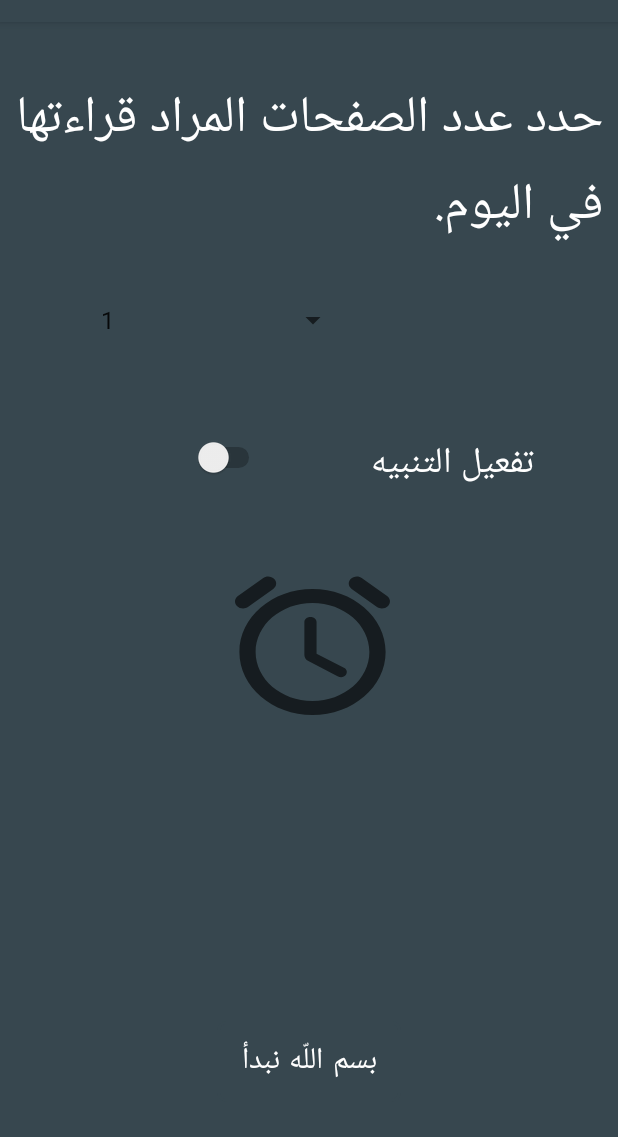
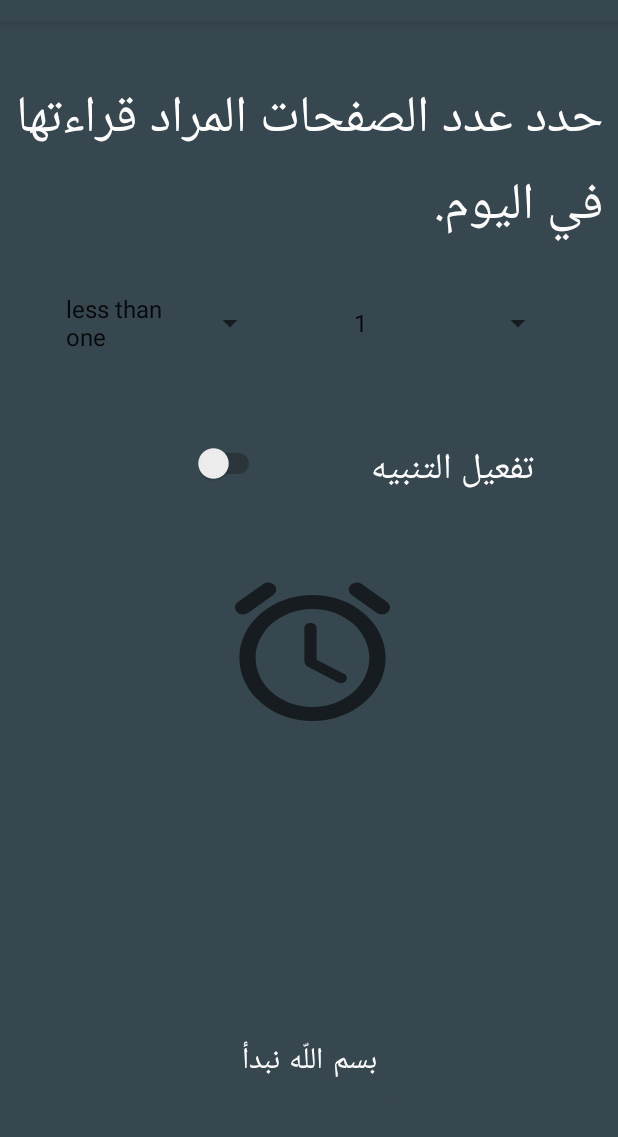
Before and after one commit to ebrahim5599/Khatmah, an Android app: the AlertActivity screen opened directly, with no data from a screen before it, on a phone screen of 412 x 824 dp, the part 62-1199 px from its top. Run offline under Robolectric (Android 15) with nearby library versions, the phone set to English and light mode, and no system bars.

Commit message:
spinners

```diff
--- a/app/src/main/java/com/islamic/khatmah/AlertActivity.java
+++ b/app/src/main/java/com/islamic/khatmah/AlertActivity.java
@@ -6,10 +6,12 @@
 import android.content.Intent;
 import android.os.Bundle;
 import android.view.View;
+import android.widget.AdapterView;
 import android.widget.ArrayAdapter;
 import android.widget.Button;
 import android.widget.ImageButton;
 import android.widget.Spinner;
+import android.widget.Switch;
 import android.widget.TextView;
 import android.widget.TimePicker;
 import java.text.SimpleDateFormat;
@@ -22,27 +24,56 @@
     int sHour, sMinute;
     TextView txt_time ;
     Button btn_start;
+    Spinner spinnerJuz,spinnerPages;
+    Switch aSwitch;
+
 
     @Override
     protected void onCreate(Bundle savedInstanceState) {
         super.onCreate(savedInstanceState);
         setContentView(R.layout.activity_alert);
+        aSwitch = findViewById(R.id.switch1);
+        //spinner set number of pages.
+        spinnerJuz = (Spinner) findViewById(R.id.spinnerJuz);
+        spinnerPages = (Spinner) findViewById(R.id.spinnerPages);
+        String[] juz = {"less than one", "1", "1.5", "2","2.5","3"};
+        String[] pages = {"1", "2", "3", "4","5","6","7","8","9","10",
+                "11", "12", "13", "14","15","16","17","18","19","20"};
+        ArrayAdapter<String> adapter1 = new ArrayAdapter<String>(AlertActivity.this, android.R.layout.simple_list_item_1,juz);
+        adapter1.setDropDownViewResource(android.R.layout.simple_spinner_dropdown_item);
+        spinnerJuz.setAdapter(adapter1);
+        spinnerJuz.setOnItemSelectedListener(new AdapterView.OnItemSelectedListener() {
+            @Override
+            public void onItemSelected(AdapterView<?> parent, View view, int position, long id) {
+                if (spinnerJuz.getSelectedItem()==juz[0]){
+                    spinnerPages.setVisibility(View.VISIBLE);
+                    ArrayAdapter<String> adapter2 = new ArrayAdapter<String>(AlertActivity.this, android.R.layout.simple_list_item_1,pages);
+                    adapter2.setDropDownViewResource(android.R.layout.simple_spinner_dropdown_item);
+                    spinnerPages.setAdapter(adapter2);
+                }else {
+                    spinnerPages.setVisibility(View.GONE);
+                }
+            }
 
-        //spinner set number of pages.
-        Spinner spinner = (Spinner) findViewById(R.id.spin_num);
-        String array[] = {"1", "2", "3", "4","5","6","7","8","9","10"};
-        ArrayAdapter<String> adapter = new ArrayAdapter<String>(AlertActivity.this, android.R.layout.simple_list_item_1,array);
-        adapter.setDropDownViewResource(android.R.layout.simple_spinner_dropdown_item);
-        spinner.setAdapter(adapter);
+            @Override
+            public void onNothingSelected(AdapterView<?> parent) {
+
+            }
+        });
+
+
         txt_time = (TextView) findViewById(R.id.txt_time);
         alarm_btn=findViewById(R.id.img_alarm);
         alarm_btn.setOnClickListener(new View.OnClickListener() {
             @Override
             public void onClick(View v) {
 
-                popTimePiker();
-
-
+                if (aSwitch.isChecked()){
+                    txt_time.setVisibility(View.VISIBLE);
+                    popTimePiker();
+                }else {
+                    txt_time.setVisibility(View.GONE);
+                }
             }
         });
         btn_start=findViewById(R.id.btn_start);
--- a/app/src/main/res/layout/activity_alert.xml
+++ b/app/src/main/res/layout/activity_alert.xml
@@ -4,8 +4,19 @@
     xmlns:tools="http://schemas.android.com/tools"
     android:layout_width="match_parent"
     android:layout_height="match_parent"
-    tools:context=".AlertActivity"
-    android:background="#37474f">
+    android:background="#37474f"
+    tools:context=".AlertActivity">
+
+    <Spinner
+        android:id="@+id/spinnerPages"
+        android:layout_width="149dp"
+        android:layout_height="58dp"
+        android:backgroundTintMode="multiply"
+        android:visibility="gone"
+        app:layout_constraintBottom_toBottomOf="@+id/spinnerJuz"
+        app:layout_constraintEnd_toEndOf="parent"
+        app:layout_constraintStart_toEndOf="@+id/spinnerJuz"
+        app:layout_constraintTop_toTopOf="@+id/spinnerJuz" />
 
     <TextView
         android:id="@+id/txt_set_num"
@@ -20,14 +31,13 @@
         app:layout_constraintTop_toTopOf="parent" />
 
     <Spinner
-        android:id="@+id/spin_num"
-        android:layout_width="181dp"
-        android:layout_height="54dp"
+        android:id="@+id/spinnerJuz"
+        android:layout_width="149dp"
+        android:layout_height="58dp"
+        android:layout_marginStart="28dp"
         android:layout_marginTop="20dp"
         android:backgroundTintMode="multiply"
-        app:layout_constraintEnd_toEndOf="@+id/txt_set_num"
-        app:layout_constraintHorizontal_bias="0.222"
-        app:layout_constraintStart_toStartOf="@+id/txt_set_num"
+        app:layout_constraintStart_toStartOf="parent"
         app:layout_constraintTop_toBottomOf="@+id/txt_set_num" />
 
     <TextView
@@ -40,7 +50,7 @@
         android:textColor="#FFFFFF"
         android:textSize="24sp"
         app:layout_constraintEnd_toEndOf="parent"
-        app:layout_constraintTop_toBottomOf="@+id/spin_num" />
+        app:layout_constraintTop_toBottomOf="@+id/spinnerJuz" />
 
     <Switch
         android:id="@+id/switch1"
@@ -51,7 +61,7 @@
         app:layout_constraintEnd_toStartOf="@+id/set_alert"
         app:layout_constraintHorizontal_bias="0.453"
         app:layout_constraintStart_toStartOf="parent"
-        app:layout_constraintTop_toBottomOf="@+id/spin_num" />
+        app:layout_constraintTop_toBottomOf="@+id/spinnerJuz" />
 
     <Button
         android:id="@+id/btn_start"
```
